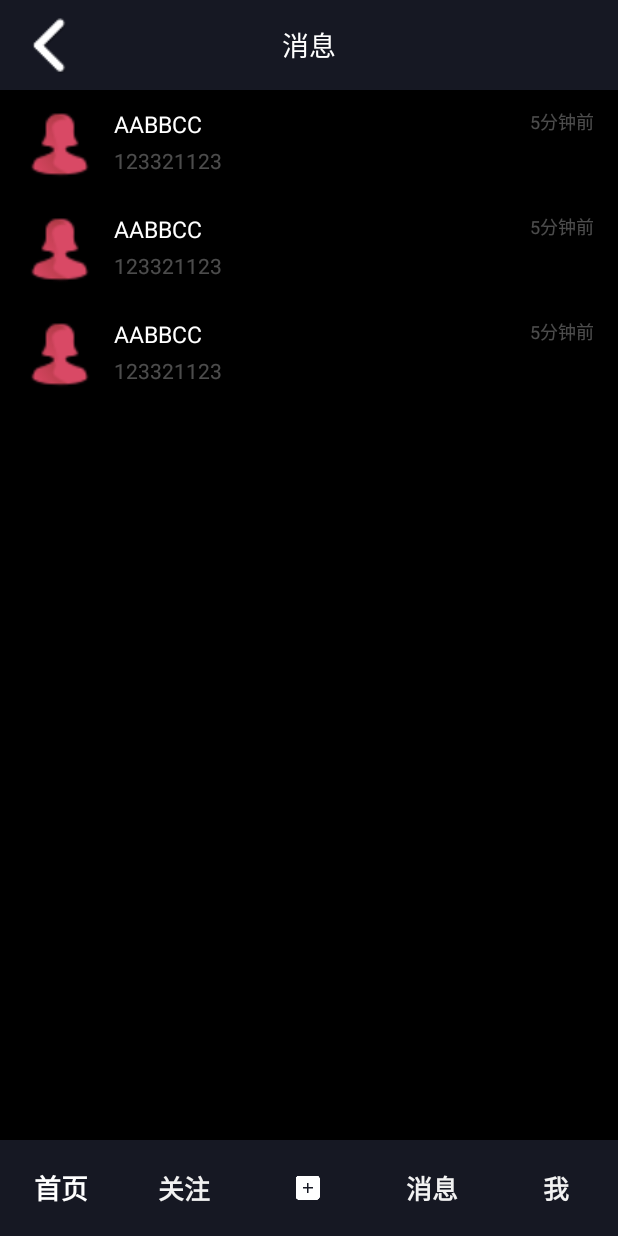
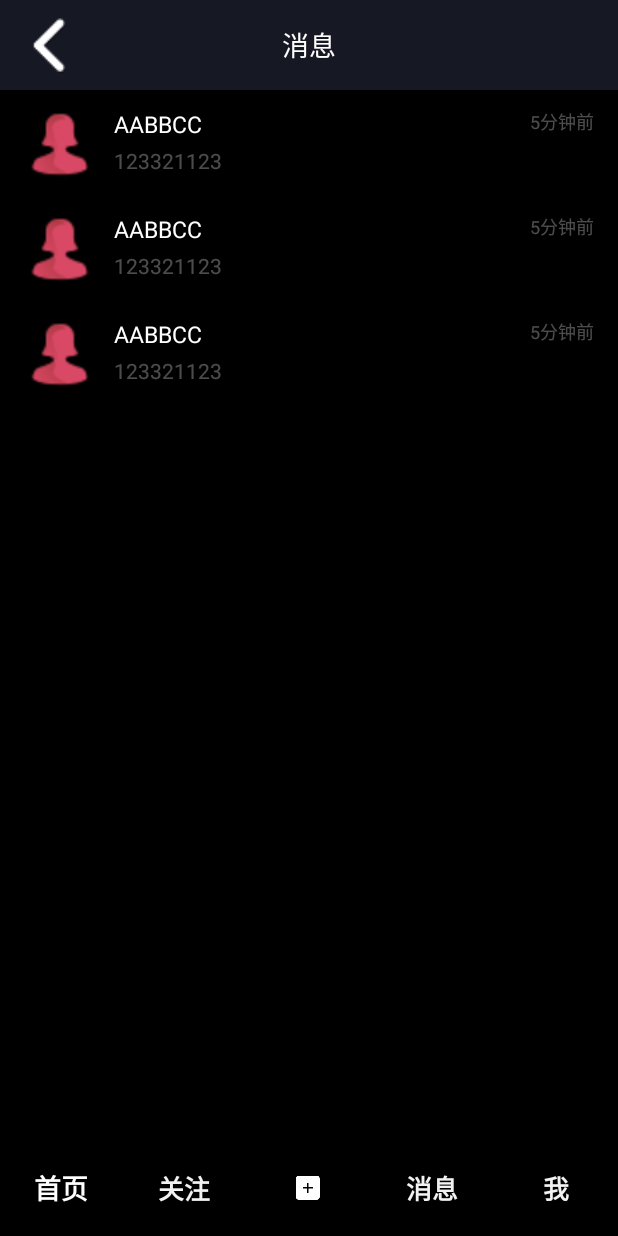
Before and after one commit to SummerFighter/SummerWorkspace, an Android app: the layout activity_tips.xml on its own in the app's theme, with its tools: preview values and no code run, on a phone screen of 412 x 824 dp. Run offline under Robolectric (Android 15) with nearby library versions, the phone set to English and light mode, and no system bars.

Commit message:
调整了一下消息界面背景

```diff
--- a/DouyinDemo-master/app/src/main/res/layout/activity_tips.xml
+++ b/DouyinDemo-master/app/src/main/res/layout/activity_tips.xml
@@ -50,7 +50,7 @@
         android:layout_alignParentBottom="true"
         android:gravity="center_vertical"
         android:orientation="horizontal"
-        android:background="@color/colorPrimary"
+        android:background="@android:color/black"
         >
 
         <TextView
```
